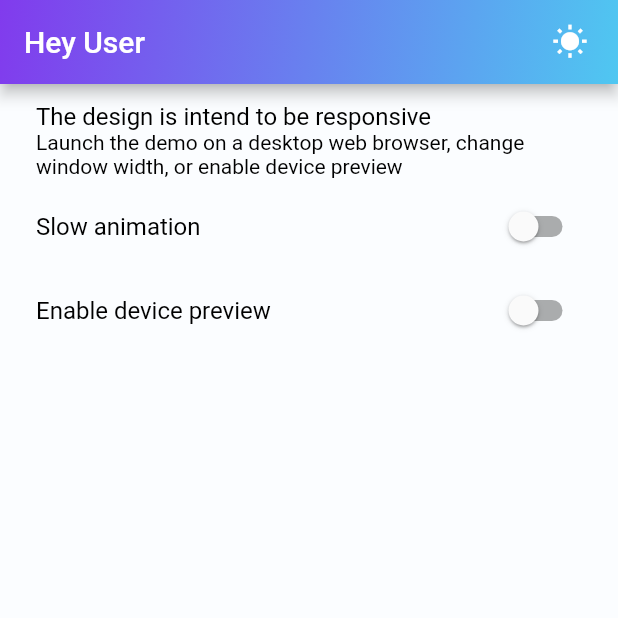
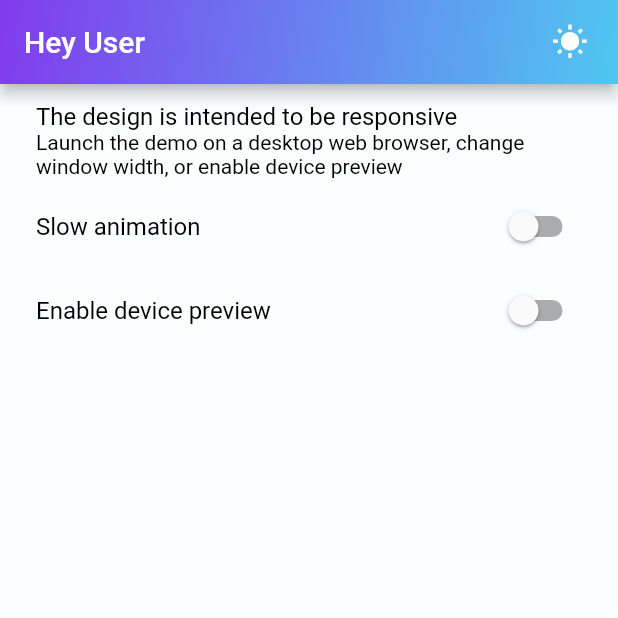
Before and after one commit to BazinC/demo_flutter, a Flutter app: the screen it shows after launch, item 3 of the bottom bar chosen, on a phone screen of 412 x 824 dp, the top half of it. Run offline on Flutter 3.47's test engine with Material 2 defaults, Android fonts, the light colour scheme and no system bars; our stand-ins replace device_preview, freezed_annotation; generated files the repository leaves out were written again; network calls fail.

Commit message:
typo fix

```diff
--- a/lib/settings_page.dart
+++ b/lib/settings_page.dart
@@ -15,7 +15,7 @@ class SettingsPage extends StatelessWidget {
       padding: EdgeInsets.all(8),
       children: [
         ListTile(
-          title: Text('The design is intend to be responsive'),
+          title: Text('The design is intended to be responsive'),
           subtitle: Text('Launch the demo on a desktop web browser, change window width, or enable device preview'),
         ),
         _SlowAnimationTile(),
```
